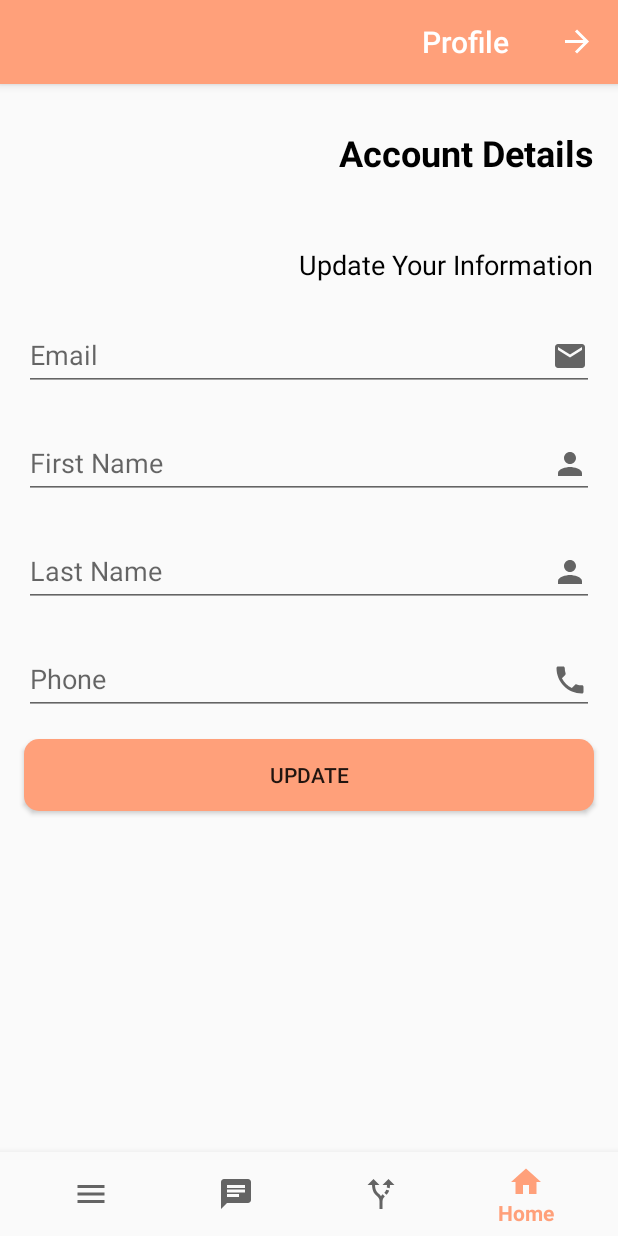
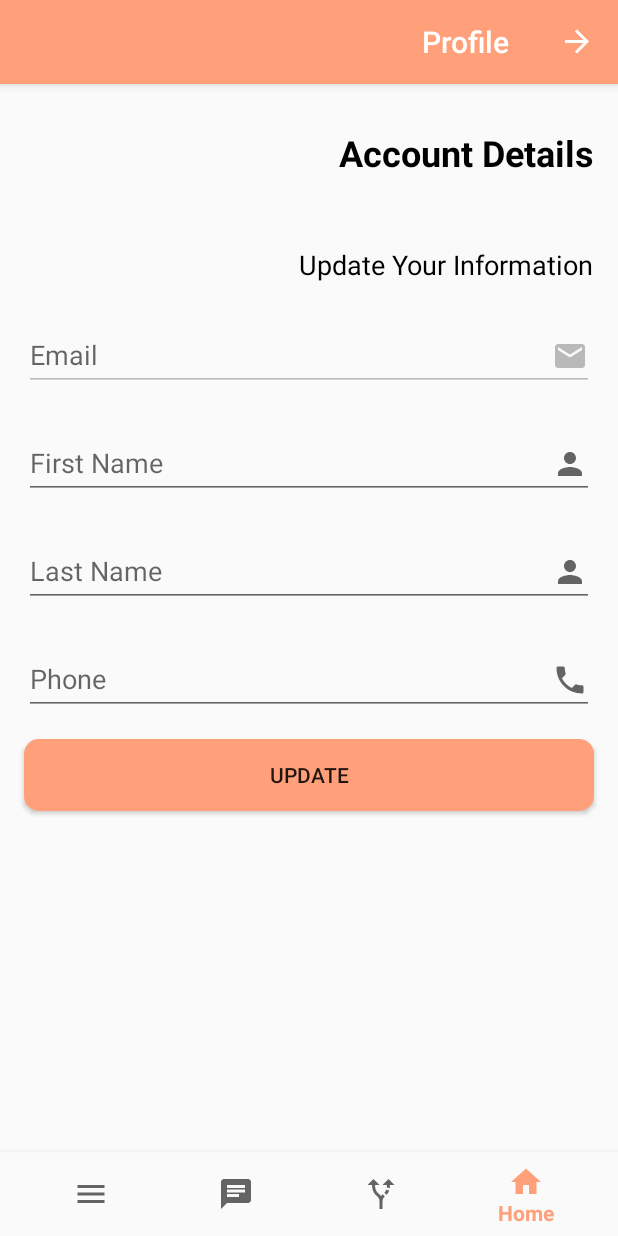
Before and after one commit to MostafaAtta/CICDriver, an Android app: the ProfileFragment screen opened through its navigation route, on a phone screen of 412 x 824 dp. Run offline under Robolectric (Android 15) with nearby library versions, the phone set to English and light mode, and no system bars; our stand-ins replace Firebase (no records; nobody signed in at launch, a user with empty details on screens opened directly), navigation-ui.

```diff
--- a/app/src/main/res/layout/fragment_profile.xml
+++ b/app/src/main/res/layout/fragment_profile.xml
@@ -57,6 +57,8 @@
                 android:drawablePadding="6dp"
                 android:maxLines="1"
                 android:singleLine="true"
+                android:enabled="false"
+                android:focusable="false"
                 android:nextFocusForward="@id/lastName_textInputLayout"
                 android:hint="@string/email" />
         </com.google.android.material.textfield.TextInputLayout>
```
